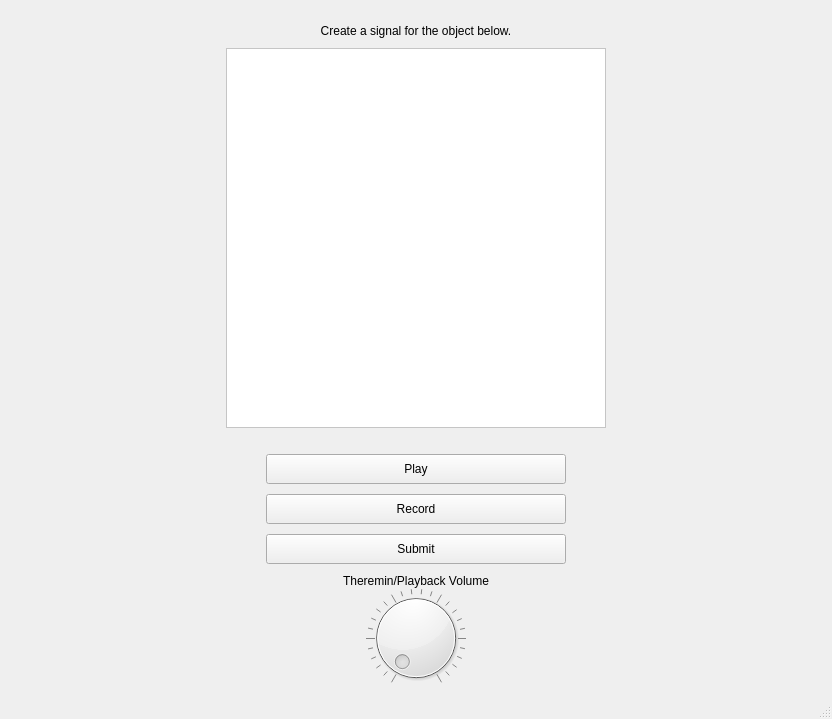
Above: qt_generated/learningWindow.ui from keryil/leaparticulatorqt before the change. Below: the same form after it.
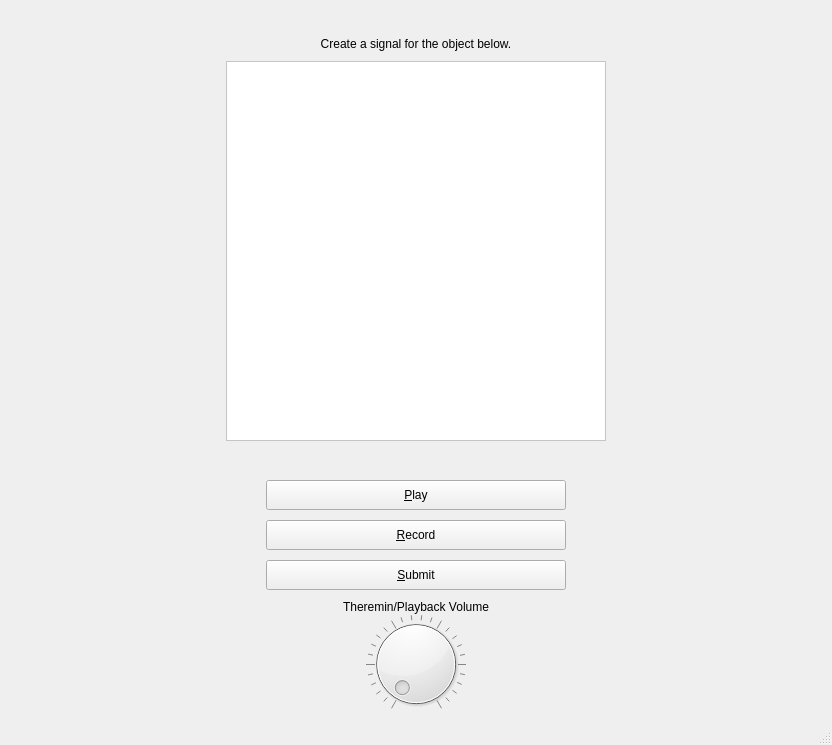
That is the form after the change.

Commit message: Added test-helpers about LeapFrame objects. Corrections to GUI. Now "Submit" button on creation screen is disabled until something is recorded. New tests.

Patch:
```diff
--- a/qt_generated/learningWindow.ui
+++ b/qt_generated/learningWindow.ui
@@ -7,7 +7,7 @@
     <x>0</x>
     <y>0</y>
     <width>832</width>
-    <height>719</height>
+    <height>745</height>
    </rect>
   </property>
   <property name="windowTitle">
@@ -127,7 +127,10 @@
            </size>
           </property>
           <property name="text">
-           <string>Play</string>
+           <string>&amp;Play</string>
+          </property>
+          <property name="shortcut">
+           <string>P</string>
           </property>
          </widget>
         </item>
@@ -150,7 +153,10 @@
            </size>
           </property>
           <property name="text">
-           <string>Record</string>
+           <string>&amp;Record</string>
+          </property>
+          <property name="shortcut">
+           <string>R</string>
           </property>
          </widget>
         </item>
@@ -173,7 +179,10 @@
            </size>
           </property>
           <property name="text">
-           <string>Submit</string>
+           <string>&amp;Submit</string>
+          </property>
+          <property name="shortcut">
+           <string>S</string>
           </property>
          </widget>
         </item>
```
Left out of the diff: 2 changed lines with no effect on the pictures. The commit also changes 3 other files.
